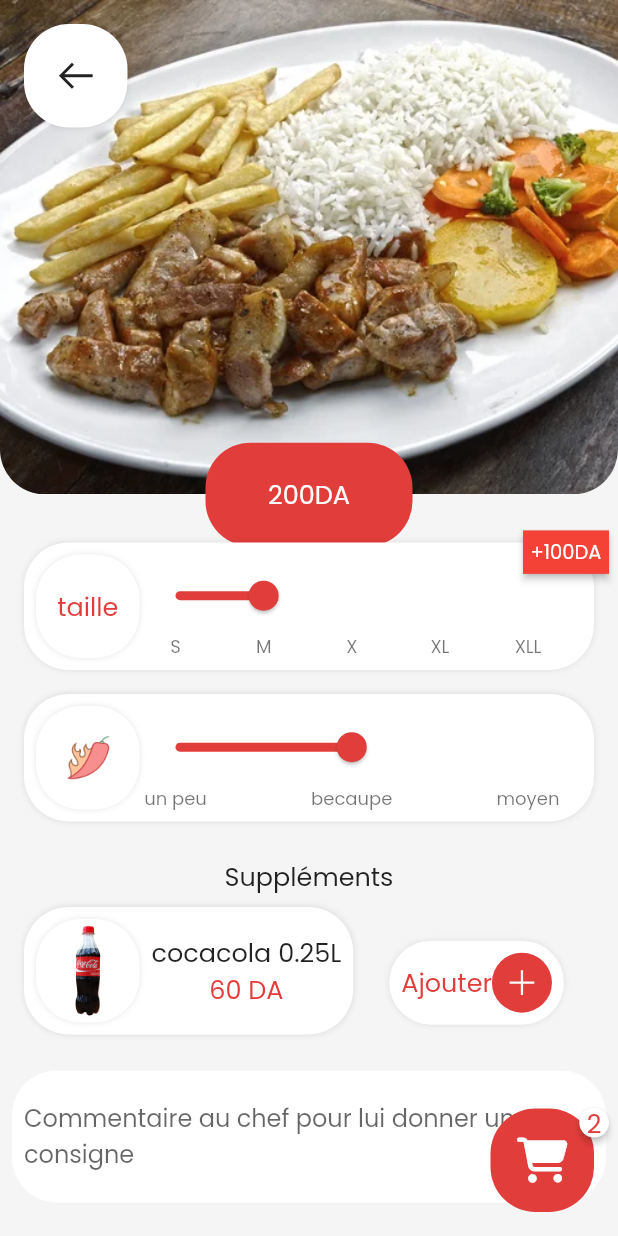
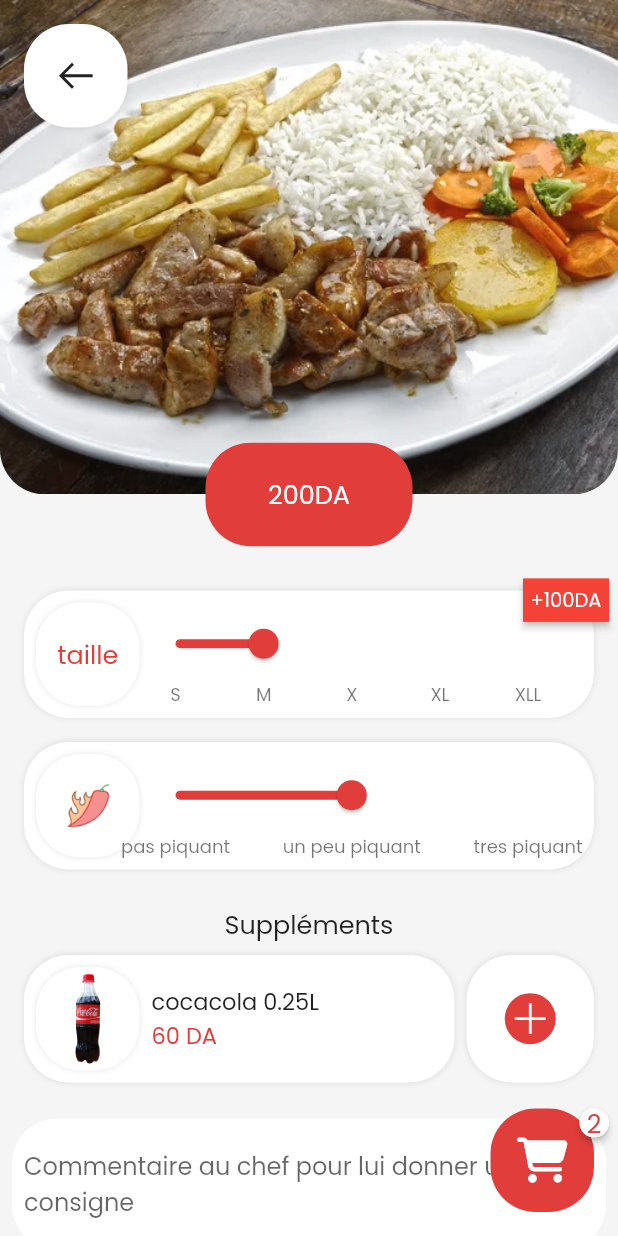
Before and after one commit to HoussemRabah/maclat, a Flutter app: the FoodConfigScreen screen opened directly, on a phone screen of 412 x 824 dp. Run offline on Flutter 3.47's test engine with Material 2 defaults, Android fonts, the phone set to English and light mode, and no system bars; drawn by our look-alikes of badges, syncfusion_flutter_sliders; our stand-ins replace blur, card_swiper, dots_indicator, flutter_custom_clippers, flutter_svg, font_awesome_flutter and 2 more.

Commit message:
improve UI

```diff
--- a/lib/UI/Screens/foodconfig.dart
+++ b/lib/UI/Screens/foodconfig.dart
@@ -20,7 +20,10 @@ class _FoodConfigScreenState extends State<FoodConfigScreen> {
       child: Scaffold(
         backgroundColor: backColor,
         floatingActionButton: Panier(),
-        body: Column(
+        body: Stack(
+          children: [
+            SingleChildScrollView(
+              child: Column(
                 children: [
                   Stack(
                     alignment: Alignment.topCenter,
@@ -40,15 +43,14 @@ class _FoodConfigScreenState extends State<FoodConfigScreen> {
                           fit: BoxFit.cover,
                         ),
                       ),
-                ScreenAppBar(),
                       Positioned(
                         top: MediaQuery.of(context).size.height * 0.4 - 69 / 2,
                         child: Container(
                           width: 69 * 2,
                           height: 69.0,
                           alignment: Alignment.center,
-                    decoration:
-                        BoxDecoration(borderRadius: radius, color: mainColor),
+                          decoration: BoxDecoration(
+                              borderRadius: radius, color: mainColor),
                           padding: EdgeInsets.all(4.0),
                           child: Text(
                             "200DA",
@@ -58,14 +60,17 @@ class _FoodConfigScreenState extends State<FoodConfigScreen> {
                       )
                     ],
                   ),
+                  Column(
+                    children: [
                       SizedBox(
-              height: 32.0,
+                        height: 64.0,
                       ),
                       ConfigSlider(
                           config: Config(
                               icon: Text(
                                 "taille",
-                      style: textStyleSimple.copyWith(color: mainColor),
+                                style:
+                                    textStyleSimple.copyWith(color: mainColor),
                               ),
                               points: ["S", "M", "X", "XL", "XLL"],
                               prices: [0, 100, 150, 170, 250],
@@ -77,11 +82,15 @@ class _FoodConfigScreenState extends State<FoodConfigScreen> {
                                 width: 30,
                                 fit: BoxFit.cover,
                               ),
-                    points: ["un peu", "becaupe", "moyen"],
+                              points: [
+                                "pas piquant",
+                                "un peu piquant",
+                                "tres piquant"
+                              ],
                               prices: [
                                 0,
                                 0,
-                      0,
+                                10,
                               ],
                               defaut: 1)),
                       Padding(
@@ -102,7 +111,8 @@ class _FoodConfigScreenState extends State<FoodConfigScreen> {
                       Container(
                         margin: EdgeInsets.all(8.0),
                         padding: EdgeInsets.all(8.0),
-              decoration: BoxDecoration(borderRadius: radius, color: inColor),
+                        decoration:
+                            BoxDecoration(borderRadius: radius, color: inColor),
                         child: TextField(
                           maxLines: null,
                           decoration: InputDecoration(
@@ -111,7 +121,16 @@ class _FoodConfigScreenState extends State<FoodConfigScreen> {
                               hintText:
                                   "Commentaire au chef pour lui donner une consigne"),
                         ),
+                      ),
+                      SizedBox(
+                        height: 64.0,
+                      ),
+                    ],
                   )
+                ],
+              ),
+            ),
+            ScreenAppBar(),
           ],
         ),
       ),
--- a/lib/UI/Widgets/configSup.dart
+++ b/lib/UI/Widgets/configSup.dart
@@ -1,3 +1,4 @@
+import 'package:badges/badges.dart';
 import 'package:flutter/material.dart';
 import 'package:line_icons/line_icons.dart';
 import 'package:mbh/Core/constants.dart';
@@ -15,13 +16,17 @@ class ConfigSup extends StatefulWidget {
 class _ConfigSupState extends State<ConfigSup> {
   @override
   Widget build(BuildContext context) {
-    return Row(
+    return Padding(
+      padding: const EdgeInsets.fromLTRB(16.0, 0, 16.0, 16.0),
+      child: Row(
+        crossAxisAlignment: CrossAxisAlignment.center,
+        mainAxisAlignment: MainAxisAlignment.center,
         children: [
-        Container(
+          Expanded(
+            child: Container(
               decoration: BoxDecoration(
                   borderRadius: radius, color: inColor, boxShadow: shadows),
               padding: EdgeInsets.all(8.0),
-          margin: EdgeInsets.fromLTRB(16.0, 0, 16.0, 16.0),
               child: Row(
                 children: [
                   Sqaure(
@@ -35,35 +40,63 @@ class _ConfigSupState extends State<ConfigSup> {
                     width: 8.0,
                   ),
                   Column(
+                    crossAxisAlignment: CrossAxisAlignment.start,
+                    mainAxisAlignment: MainAxisAlignment.start,
                     children: [
-                  Text(
+                      SizedBox(
+                        width: MediaQuery.of(context).size.width -
+                            69 -
+                            8.0 * 2 * 2 -
+                            8.0 -
+                            69 -
+                            8.0 -
+                            8.0 * 2 * 2 -
+                            8.0 * 2,
+                        child: Text(
                           widget.sup.name,
-                    style: textStyleSimple,
+                          style: textStyleSouSimple,
+                        ),
                       ),
                       (widget.sup.free > 0)
                           ? Text(
                               "${widget.sup.price} DA (${widget.sup.free} gratuits)",
-                          style: textStyleSimple.copyWith(color: mainColor),
+                              style:
+                                  textStyleSouSimple.copyWith(color: mainColor),
                             )
                           : Text(
                               "${widget.sup.price} DA",
-                          style: textStyleSimple.copyWith(color: mainColor),
+                              style:
+                                  textStyleSouSimple.copyWith(color: mainColor),
                             ),
                     ],
                   )
                 ],
               ),
             ),
+          ),
           SizedBox(
             width: 8.0,
           ),
-        Container(
+          Badge(
+            badgeColor: mainColor,
+            shape: BadgeShape.square,
+            showBadge: (widget.sup.count != 0),
+            badgeContent: Text(
+              "X${widget.sup.count} +${widget.sup.count * widget.sup.price}DA",
+              style: textStyleSmall.copyWith(color: inColor),
+            ),
+            child: Container(
+              width: 69 + 8.0 * 2,
+              alignment: (widget.sup.count != 0)
+                  ? Alignment.bottomCenter
+                  : Alignment.center,
               decoration: BoxDecoration(
                   borderRadius: radius, color: inColor, boxShadow: shadows),
-          padding: EdgeInsets.all(8.0),
+              padding: EdgeInsets.all(4.0),
+              height: 69 + 8.0 * 2,
               child: Row(
                 crossAxisAlignment: CrossAxisAlignment.center,
-            mainAxisAlignment: MainAxisAlignment.center,
+                mainAxisAlignment: MainAxisAlignment.spaceEvenly,
                 children: [
                   if (widget.sup.count != 0)
                     GestureDetector(
@@ -78,22 +111,13 @@ class _ConfigSupState extends State<ConfigSup> {
                           color: mainColor,
                           borderRadius: radius,
                         ),
-                    padding: EdgeInsets.all(8.0),
+                        padding: EdgeInsets.all(2.0),
                         child: Icon(
                           LineIcons.minus,
                           color: inColor,
+                          size: 30,
                         ),
                       ),
-                ),
-              if (widget.sup.count == 0)
-                Text(
-                  "Ajouter",
-                  style: textStyleSimple.copyWith(color: mainColor),
-                ),
-              if (widget.sup.count != 0)
-                Text(
-                  "{widget.sup.count}",
-                  style: textStyleSimple.copyWith(color: mainColor),
                     ),
                   GestureDetector(
                     onTap: () {
@@ -107,17 +131,20 @@ class _ConfigSupState extends State<ConfigSup> {
                         color: mainColor,
                         borderRadius: radius,
                       ),
-                  padding: EdgeInsets.all(8.0),
+                      padding: EdgeInsets.all(2.0),
                       child: Icon(
                         LineIcons.plus,
                         color: inColor,
+                        size: 30,
                       ),
                     ),
                   ),
                 ],
               ),
+            ),
           )
         ],
+      ),
     );
   }
 }
```
Lines whose indentation alone changed are shown as unchanged.
